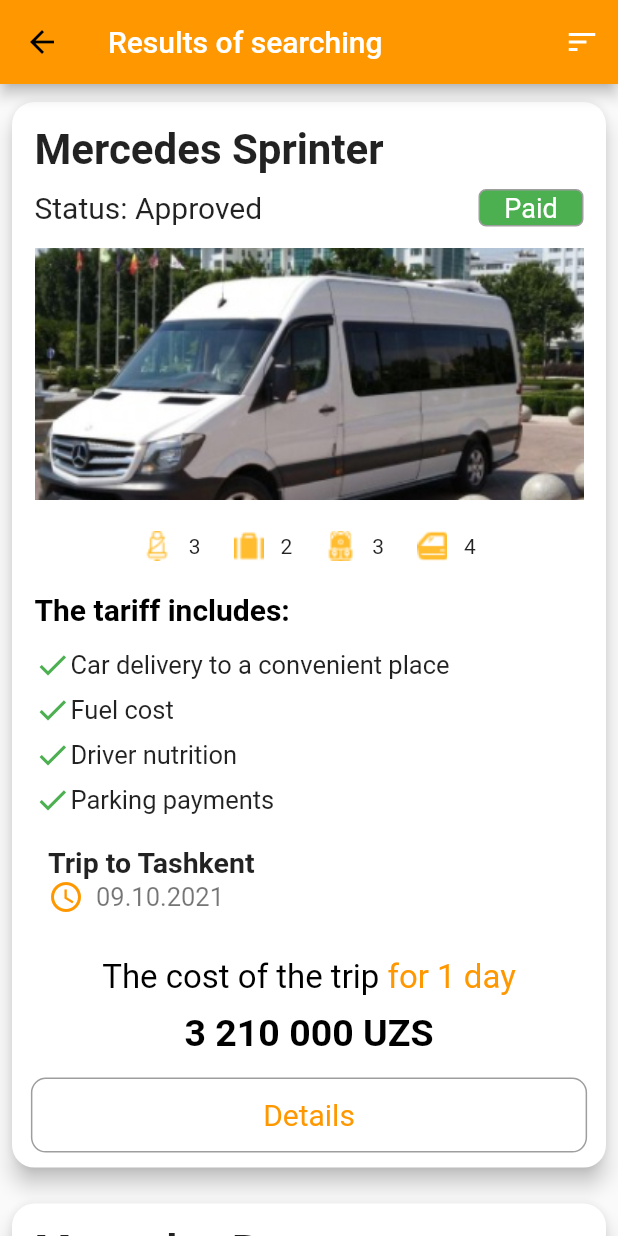
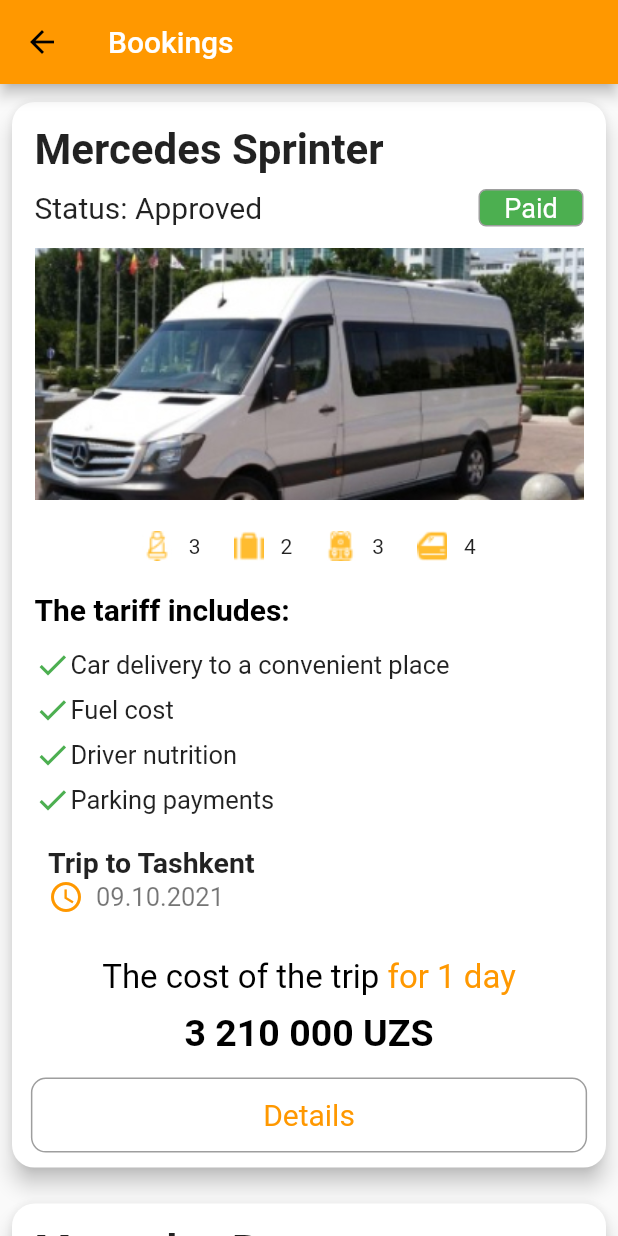
Before and after one commit to smarts-uz/flutter_travelcars, a Flutter app: the BookingsScreen screen opened directly, on a phone screen of 412 x 824 dp. Run offline on Flutter 3.47's test engine with Material 2 defaults, Android fonts, the phone set to English and light mode, and no system bars; our stand-ins replace carousel_slider, flutter_svg, hexcolor.

Commit message:
app bar commit

```diff
--- a/lib/main.dart
+++ b/lib/main.dart
@@ -17,7 +17,7 @@
       theme: ThemeData(
         primarySwatch: Colors.orange,
       ),
-      home: MainScreen(),
+      home: SplashScreen(),
     );
   }
 }
--- a/lib/screens/bookings/bookings_screen.dart
+++ b/lib/screens/bookings/bookings_screen.dart
@@ -102,19 +102,11 @@
     return Scaffold(
       appBar: AppBar(
         title: Text(
-          "Results of searching",
+          "Bookings",
           style: TextStyle(
             color: Colors.white,
           ),
         ),
-        actions: [
-          IconButton(
-            onPressed: () {
-
-            },
-            icon: SvgPicture.asset("assets/icons/list.svg"),
-          )
-        ],
       ),
       body: ListView.builder(
           itemCount: results.length,
```
